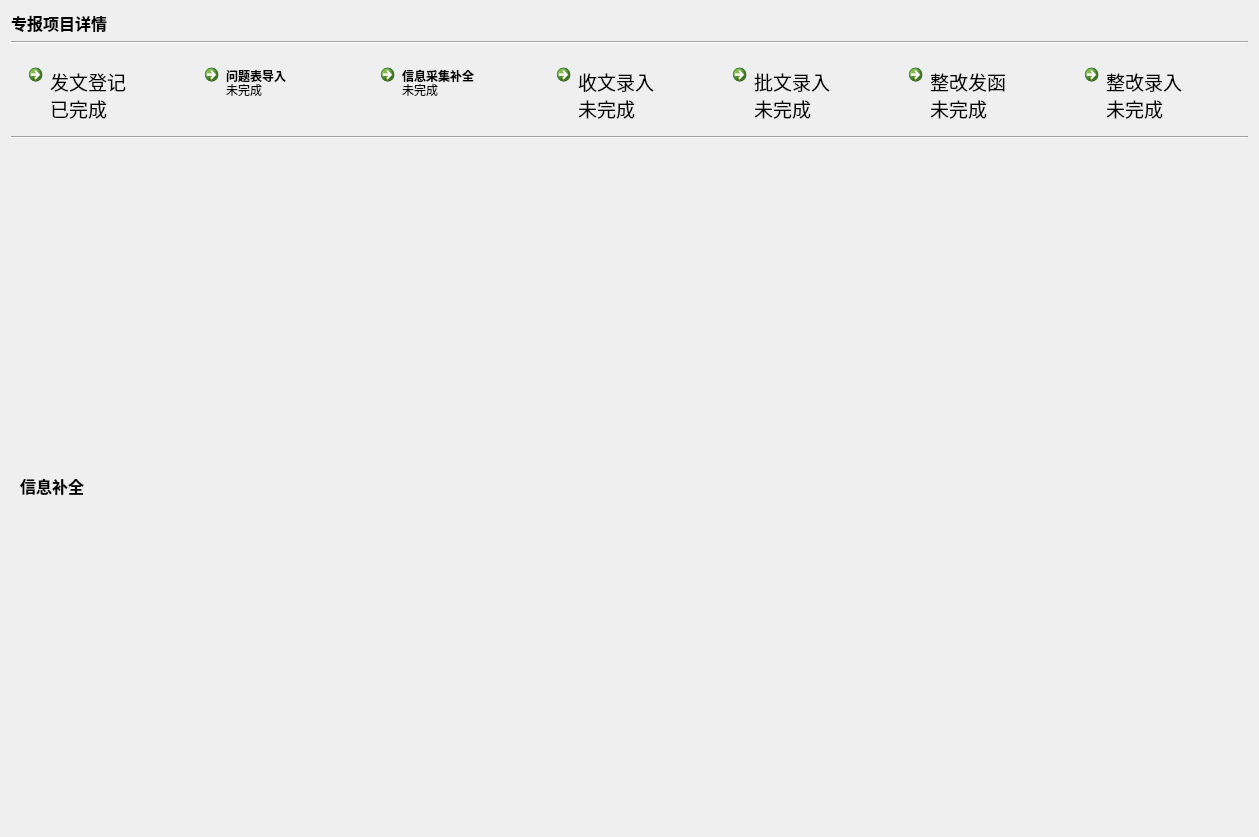
Above: ui_dir/zbdetail.ui from wind-sword/Audit before the change. Below: the same form after it.
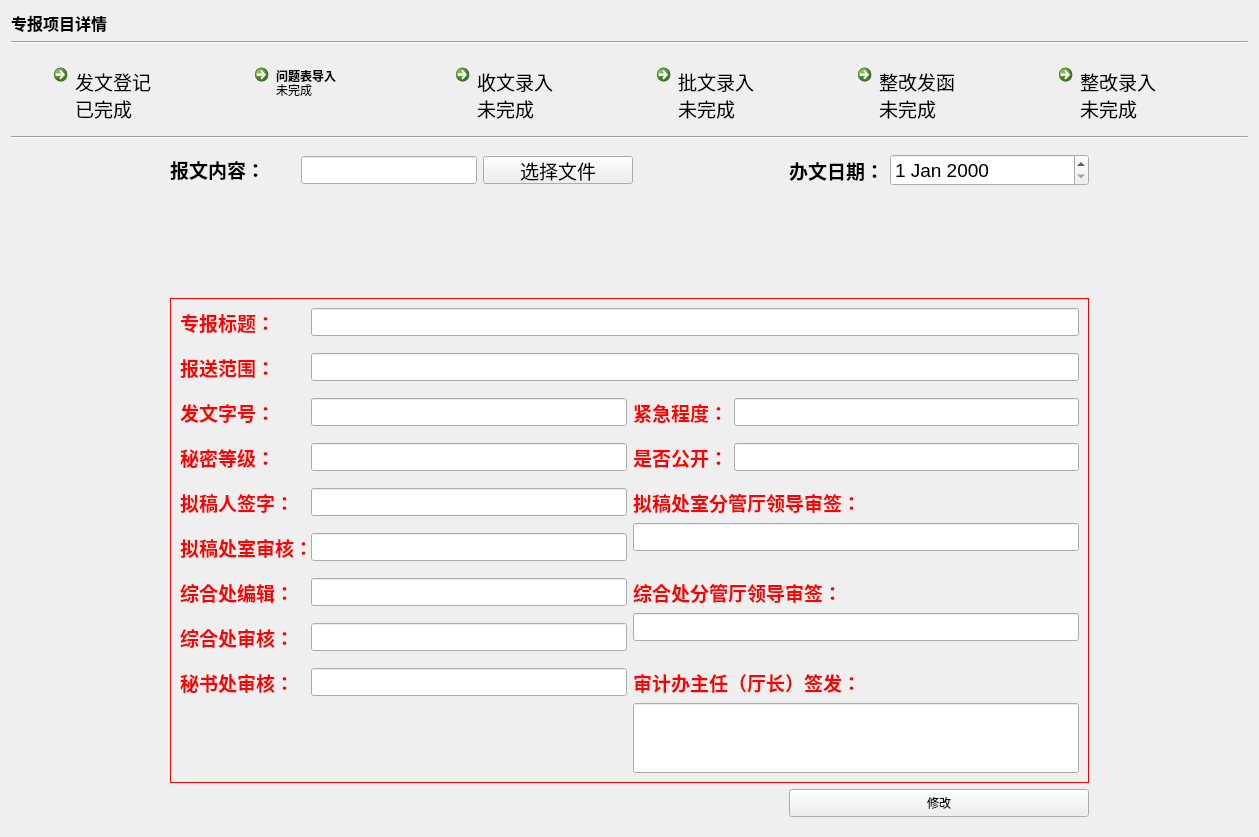
That is the form after the change. The open tabs and pages were chosen to show the change. Icons and pictures are not drawn.

Patch:
```diff
--- a/ui_dir/zbdetail.ui
+++ b/ui_dir/zbdetail.ui
@@ -116,37 +116,6 @@
        </property>
       </widget>
      </item>
-     <item>
-      <widget class="QCommandLinkButton" name="commandLinkButton_3">
-       <property name="minimumSize">
-        <size>
-         <width>160</width>
-         <height>80</height>
-        </size>
-       </property>
-       <property name="maximumSize">
-        <size>
-         <width>160</width>
-         <height>66</height>
-        </size>
-       </property>
-       <property name="styleSheet">
-        <string notr="true">font: 14pt &quot;Adobe Devanagari&quot;;</string>
-       </property>
-       <property name="text">
-        <string>信息采集补全</string>
-       </property>
-       <property name="iconSize">
-        <size>
-         <width>40</width>
-         <height>40</height>
-        </size>
-       </property>
-       <property name="description">
-        <string>未完成</string>
-       </property>
-      </widget>
-     </item>
      <item>
       <widget class="QCommandLinkButton" name="commandLinkButton_4">
        <property name="minimumSize">
@@ -1589,24 +1558,6 @@
        </item>
       </layout>
      </widget>
-     <widget class="QWidget" name="page">
-      <layout class="QGridLayout" name="gridLayout_6">
-       <item row="0" column="0">
-        <widget class="QLabel" name="label_13">
-         <property name="font">
-          <font>
-           <pointsize>12</pointsize>
-           <weight>75</weight>
-           <bold>true</bold>
-          </font>
-         </property>
-         <property name="text">
-          <string>信息补全</string>
-         </property>
-        </widget>
-       </item>
-      </layout>
-     </widget>
      <widget class="QWidget" name="page_piwen">
       <layout class="QGridLayout" name="gridLayout_9">
        <item row="0" column="0">
```
